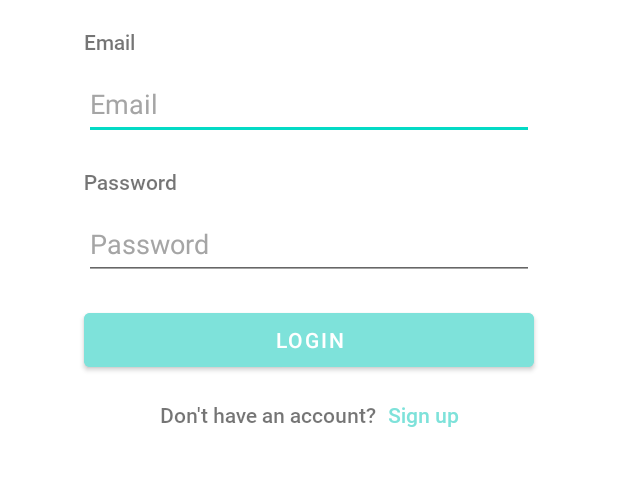
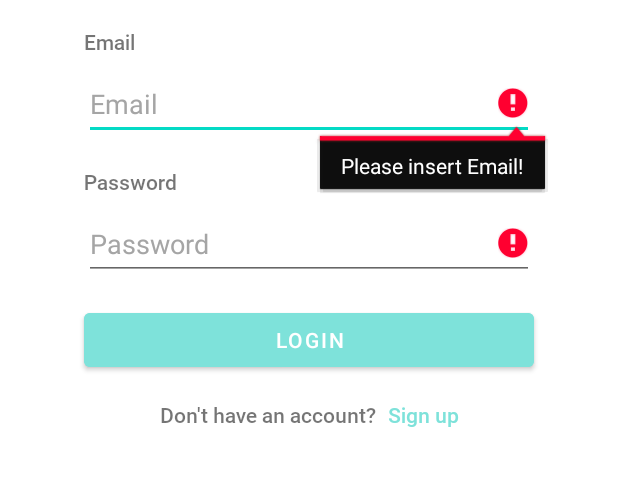
Before and after one commit to jethroallen22/Merchant, an Android app: the screen it shows after launch (MainActivity), after a tap on "LOGIN", on a phone screen of 412 x 824 dp, the part 525-1011 px from its top. Run offline under Robolectric (Android 15) with nearby library versions, the phone set to English and light mode, and no system bars; our stand-ins replace Volley.

Commit message:
reverted login

```diff
--- a/app/src/main/java/com/example/merchant/activities/MainActivity.java
+++ b/app/src/main/java/com/example/merchant/activities/MainActivity.java
@@ -63,19 +63,15 @@ public class MainActivity extends AppCompatActivity {
                 String mEmail = login_email_text_input.getText().toString().trim();
                 String mPass = login_password_text_input.getText().toString().trim();
 
-//                if (mEmail.isEmpty() || mPass.isEmpty()){
-//                    if (mEmail.isEmpty())
-//                        login_email_text_input.setError("Please insert Email!");
-//                    if (mPass.isEmpty())
-//                        login_password_text_input.setError("Please insert Password!");
-//                } else if(mEmail == testUser && mPass == testPass){
-//                    Intent intent = new Intent(getApplicationContext(), Home.class);
-//                    intent.setFlags(Intent.FLAG_ACTIVITY_CLEAR_TASK|Intent.FLAG_ACTIVITY_NEW_TASK);
-//                    MainActivity.this.startActivity(intent);
-//                } else {
-//                    LogIn(mEmail, mPass);
-                LogIn("nathan83@yahoo.com", "test");
-//                }
+                if (mEmail.isEmpty() || mPass.isEmpty()){
+                    if (mEmail.isEmpty())
+                        login_email_text_input.setError("Please insert Email!");
+                    if (mPass.isEmpty())
+                        login_password_text_input.setError("Please insert Password!");
+                } else {
+                    LogIn(mEmail, mPass);
+//                LogIn("nathan83@yahoo.com", "test");
+                }
 
 //                Intent intent = new Intent(getApplicationContext(), Home.class);
 //                intent.setFlags(Intent.FLAG_ACTIVITY_CLEAR_TASK|Intent.FLAG_ACTIVITY_NEW_TASK);
--- a/app/src/main/java/com/example/merchant/activities/ui/slideshow/ProductsFragment.java
+++ b/app/src/main/java/com/example/merchant/activities/ui/slideshow/ProductsFragment.java
@@ -96,7 +96,7 @@ public class ProductsFragment extends Fragment implements RecyclerViewInterface,
             public void run() {
                 product_list = new ArrayList<>();
                 extractFoodforyou();
-                root.postDelayed(this, 1000);
+                root.postDelayed(this, 10000);
             }
         }, 0);
 
```
